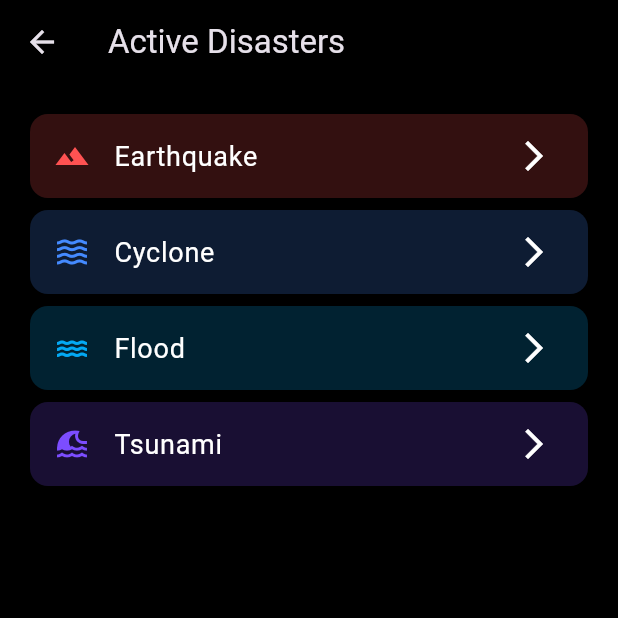
After one commit to she-codes3298/gsc, a Flutter app: the CentralDashboardPage screen opened by its route, after a tap on an icon or button, on a phone screen of 412 x 824 dp, the top half of it. The commit adds this screen. Run offline on Flutter 3.47's test engine with Material 3 defaults, Android fonts, the phone set to English and light mode, and no system bars; our stand-ins replace cloud_firestore, dash_chat_2, firebase_auth, firebase_core, firebase_storage, flutter_gemini and 1 more; accounts and stored records are empty; network calls fail; statements that could not run were skipped.

Commit message:
added the prediction page for for disaster earthquake, cyclone, flood, tsunami

```diff
--- a/lib/app/central/common/dashboard_card.dart
+++ b/lib/app/central/common/dashboard_card.dart
@@ -4,22 +4,24 @@ class DashboardCard extends StatelessWidget {
   final String title;
   final String count;
   final IconData icon;
+  final VoidCallback? onTap; // ✅ Accepts tap callback
 
   const DashboardCard({
-    super.key,
+    Key? key,
     required this.title,
     required this.count,
     required this.icon,
-  });
+    this.onTap,
+  }) : super(key: key);
 
   @override
   Widget build(BuildContext context) {
-    return Container(
+    return GestureDetector( // ✅ Wrap in GestureDetector for tap functionality
+      onTap: onTap, // ✅ This now works!
+      child: Container(
         padding: const EdgeInsets.all(16),
         decoration: BoxDecoration(
-        color: Colors.white.withOpacity(
-          0.1,
-        ), // Semi-transparent white for contrast
+          color: Colors.white.withOpacity(0.1), // Semi-transparent white for contrast
           borderRadius: BorderRadius.circular(12),
         ),
         child: Column(
@@ -43,6 +45,7 @@ class DashboardCard extends StatelessWidget {
             ),
           ],
         ),
+      ),
     );
   }
 }
--- a/lib/app/central/modules/dashboard/dashboard_page.dart
+++ b/lib/app/central/modules/dashboard/dashboard_page.dart
@@ -5,6 +5,8 @@ import '../../common/dashboard_card.dart';
 import '../community/community_page.dart';
 import '../inventory/inventory_page.dart';
 import '../settings/settings_page.dart';
+import 'disaster_details_page.dart';
+
 
 // ✅ Dashboard View (Now Fixed)
 class DashboardView extends StatelessWidget {
@@ -75,7 +77,18 @@ class DashboardView extends StatelessWidget {
                         title: cardData[index]["title"],
                         count: cardData[index]["count"],
                         icon: cardData[index]["icon"],
+                        onTap: index == 0 // Only make "Active Disasters" tappable
+                            ? () {
+                          Navigator.push(
+                            context,
+                            MaterialPageRoute(
+                              builder: (context) => DisasterDetailsPage(),
+                            ),
+                          );
+                        }
+                            : null, // Other cards remain non-tappable
                       );
+
                     },
                   );
                 },
--- /dev/null
+++ b/lib/app/central/modules/dashboard/disaster_details_page.dart
@@ -0,0 +1,68 @@
+import 'package:flutter/material.dart';
+
+class DisasterDetailsPage extends StatelessWidget {
+  @override
+  Widget build(BuildContext context) {
+    return Scaffold(
+      appBar: AppBar(
+        title: const Text("Active Disasters"),
+        backgroundColor: Colors.black,
+      ),
+      backgroundColor: Colors.black,
+      body: Padding(
+        padding: const EdgeInsets.all(16.0),
+        child: Column(
+          children: [
+            _buildDisasterSection(
+              context,
+              title: "Earthquake",
+              icon: Icons.terrain,
+              color: Colors.redAccent,
+              onTap: () {},
+            ),
+            _buildDisasterSection(
+              context,
+              title: "Cyclone",
+              icon: Icons.waves,
+              color: Colors.blueAccent,
+              onTap: () {},
+            ),
+            _buildDisasterSection(
+              context,
+              title: "Flood",
+              icon: Icons.water,
+              color: Colors.lightBlue,
+              onTap: () {},
+            ),
+            _buildDisasterSection(
+              context,
+              title: "Tsunami",
+              icon: Icons.tsunami,
+              color: Colors.deepPurpleAccent,
+              onTap: () {},
+            ),
+          ],
+        ),
+      ),
+    );
+  }
+
+  Widget _buildDisasterSection(
+    BuildContext context, {
+    required String title,
+    required IconData icon,
+    required Color color,
+    required VoidCallback onTap,
+  }) {
+    return Card(
+      color: color.withOpacity(0.2),
+      shape: RoundedRectangleBorder(borderRadius: BorderRadius.circular(12)),
+      child: ListTile(
+        leading: Icon(icon, color: color),
+        title: Text(title, style: const TextStyle(color: Colors.white, fontSize: 18)),
+        trailing: const Icon(Icons.arrow_forward_ios, color: Colors.white),
+        onTap: onTap,
+      ),
+    );
+  }
+}
```
Lines whose indentation alone changed are shown as unchanged.
